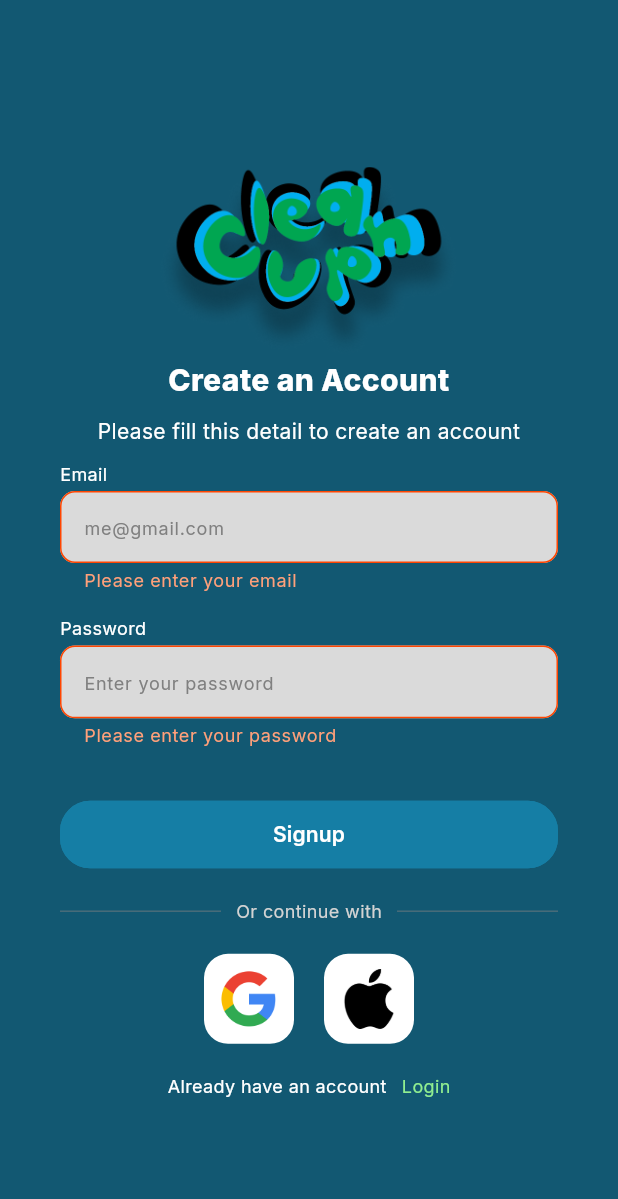
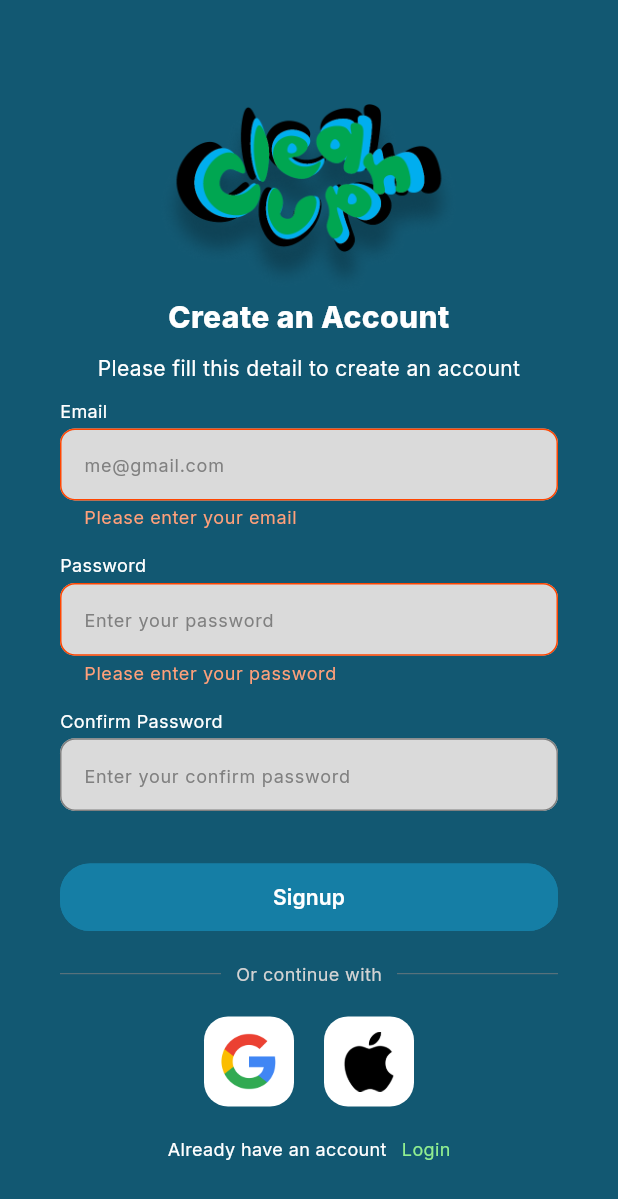
Before and after one commit to aafiqah/clean_up_community_app, a Flutter app: the screen it shows after launch, after a tap on "Login", after a tap on "Register Now", on a phone screen of 412 x 824 dp. Shown: the top 1199 px of the screen. Run offline on Flutter 3.47's test engine with Material 3 defaults, Android fonts, the phone set to English and light mode, and no system bars; our stand-ins replace firebase_auth, firebase_core, flutter_bloc, flutter_map, freezed_annotation, geolocator and 4 more; accounts and stored records are empty.

Commit message:
add confirm password field in sign up onboarding page

```diff
--- a/lib/presentation/cubits/onBoarding/onboarding_cubit.dart
+++ b/lib/presentation/cubits/onBoarding/onboarding_cubit.dart
@@ -12,6 +12,10 @@ class OnboardingCubit extends Cubit<OnboardingState> {
     emit(state.copyWith(isPasswordVisible: !state.isPasswordVisible));
   }
 
+  void toggleConfirmPasswordVisible() {
+    emit(state.copyWith(isConfirmPasswordVisible: !state.isConfirmPasswordVisible));
+  }
+
   void toggleSwitchSignUp() {
     emit(state.copyWith(switchSignUp: !state.switchSignUp));
   }
--- a/lib/presentation/cubits/onBoarding/onboarding_state.dart
+++ b/lib/presentation/cubits/onBoarding/onboarding_state.dart
@@ -4,15 +4,15 @@ part of 'onboarding_cubit.dart';
 class OnboardingState with _$OnboardingState {
   factory OnboardingState({
     required bool isPasswordVisible,
+    required bool isConfirmPasswordVisible,
     required bool switchSignUp,
-
   }) = _OnboardingState;
 
   factory OnboardingState.initial() => OnboardingState(
-    isPasswordVisible: false,
-    switchSignUp: false,
-  );
+        isPasswordVisible: false,
+        isConfirmPasswordVisible: false,
+        switchSignUp: false,
+      );
 
-  factory OnboardingState.fromJson(Map<String, dynamic> json) =>
-      _$OnboardingStateFromJson(json);
+  factory OnboardingState.fromJson(Map<String, dynamic> json) => _$OnboardingStateFromJson(json);
 }
--- a/lib/presentation/screen/onboarding/on_boarding_page.dart
+++ b/lib/presentation/screen/onboarding/on_boarding_page.dart
@@ -18,6 +18,7 @@ class _OnBoardingPageState extends State<OnBoardingPage> {
   final GlobalKey<FormState> _formKey = GlobalKey<FormState>();
   final TextEditingController emailController = TextEditingController();
   final TextEditingController pwdController = TextEditingController();
+  final TextEditingController confirmPwdController = TextEditingController();
   final AutovalidateMode _autoValidateMode = AutovalidateMode.disabled;
 
   @override
@@ -183,6 +184,45 @@ class _OnBoardingPageState extends State<OnBoardingPage> {
                             validator: ValidatorUtils.validatePassword,
                             color: CleanUpColor.searchBarColor,
                           ),
+                          if (onBoardingState.switchSignUp)
+                            FormFieldWidget(
+                              key: const ValueKey('confirm_password_field'),
+                              controller: confirmPwdController,
+                              keyboardType: TextInputType.visiblePassword,
+                              obscureText: !onBoardingState.isConfirmPasswordVisible,
+                              padding: const EdgeInsets.only(bottom: 15),
+                              title: 'Confirm Password',
+                              titleStyleTitle: TextStyleShared.textStyle.bodyMedium.copyWith(
+                                color: CleanUpColor.white,
+                              ),
+                              hintText: 'Enter your confirm password',
+                              hintStyle: TextStyleShared.textStyle.bodyMedium.copyWith(
+                                color: CleanUpColor.greyMedium,
+                              ),
+                              errorStyle: TextStyleShared.textStyle.bodyMedium.copyWith(
+                                color: CleanUpColor.redLight,
+                              ),
+                              suffixIcon: GestureDetector(
+                                onTap: () =>
+                                    context.read<OnboardingCubit>().toggleConfirmPasswordVisible(),
+                                child: Icon(
+                                  onBoardingState.isConfirmPasswordVisible
+                                      ? Icons.visibility_outlined
+                                      : Icons.visibility_off_outlined,
+                                  color: CleanUpColor.primary,
+                                  size: 18,
+                                ),
+                              ),
+                              validator: (val) {
+                                if (val?.trim().isEmpty ?? true) {
+                                  return "Please enter your confirm password";
+                                } else if (val != pwdController.text) {
+                                  return "Password don't match!";
+                                }
+                                return null;
+                              },
+                              color: CleanUpColor.searchBarColor,
+                            ),
                         ],
                       ),
                     ),
```
Also changed, not shown: lib/presentation/cubits/onBoarding/onboarding_cubit.freezed.dart, lib/presentation/cubits/onBoarding/onboarding_cubit.g.dart.
